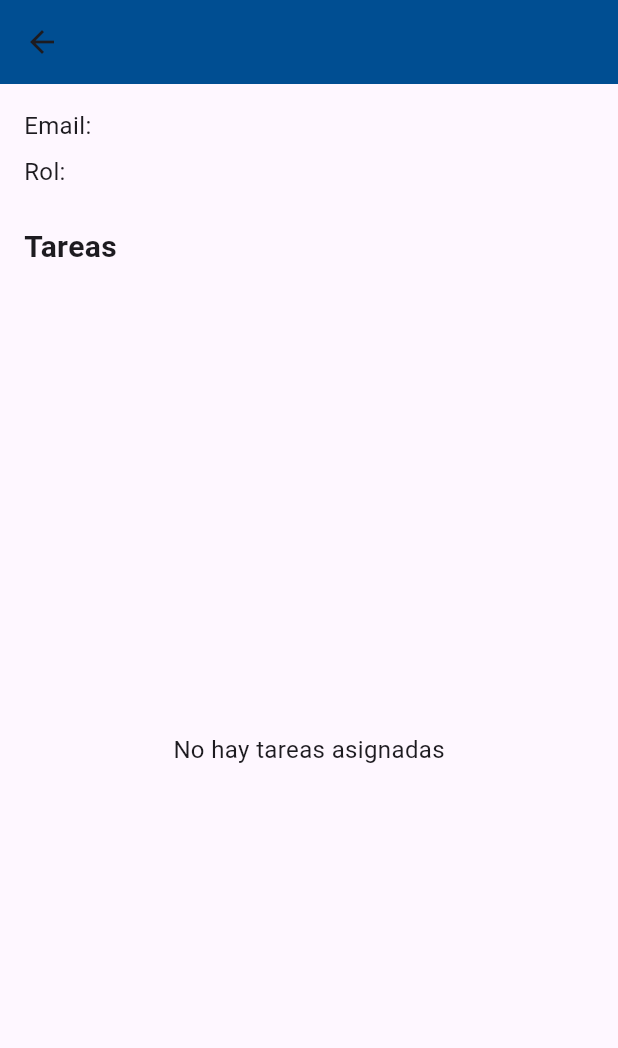
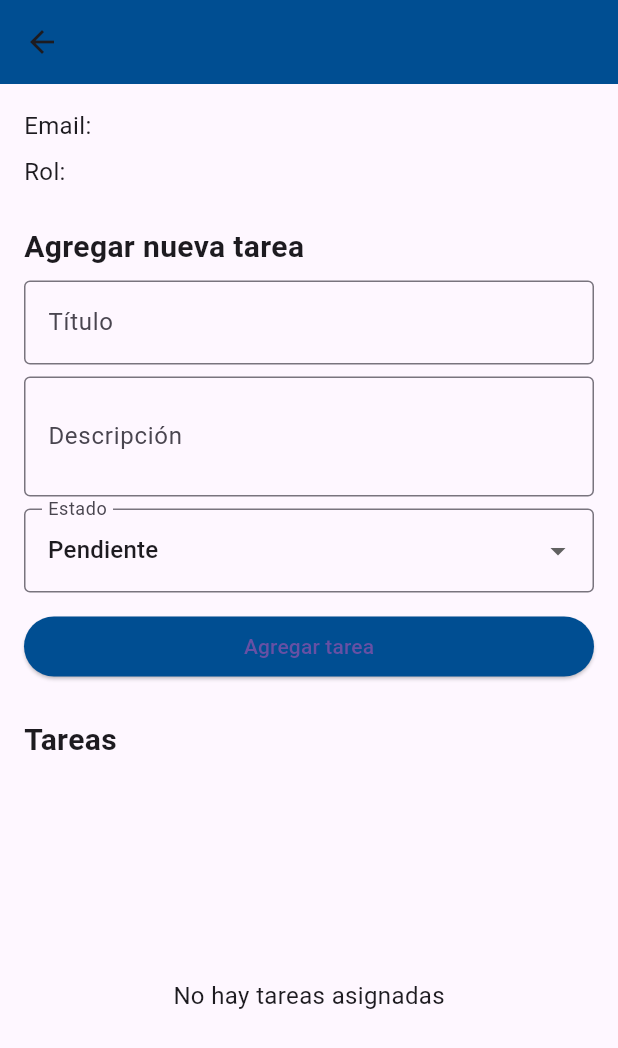
Before and after one commit to laguilar4/app-flutter, a Flutter app: the UserDetailScreen screen opened directly with empty values, on a phone screen of 412 x 824 dp. Shown: the top 1048 px of the screen. Run offline on Flutter 3.47's test engine with Material 3 defaults, Android fonts, the phone set to English and light mode, and no system bars.

Commit message:
Agregar tarea

```diff
--- a/lib/screens/user_detail.dart
+++ b/lib/screens/user_detail.dart
@@ -12,6 +12,12 @@ class UserDetailScreen extends StatefulWidget {
 }
 
 class _UserDetailScreenState extends State<UserDetailScreen> {
+  final _formKey = GlobalKey<FormState>();
+  final TextEditingController _tituloController = TextEditingController();
+  final TextEditingController _descripcionController = TextEditingController();
+  String _nuevoEstado = 'pendiente';
+  bool _isSaving = false;
+
   @override
   void initState() {
     super.initState();
@@ -23,6 +29,56 @@ class _UserDetailScreenState extends State<UserDetailScreen> {
         tareasProvider.fetchTareasPorUsuario(userId);
       }
     });
+  }
+
+  @override
+  void dispose() {
+    _tituloController.dispose();
+    _descripcionController.dispose();
+    super.dispose();
+  }
+
+  Future<void> _guardarTarea() async {
+    if (!_formKey.currentState!.validate()) return;
+
+    final tareasProvider = Provider.of<TareasProvider>(context, listen: false);
+    final userId = widget.usuario['id'];
+    if (userId == null) return;
+
+    setState(() {
+      _isSaving = true;
+    });
+
+    final nuevaTarea = {
+      'title': _tituloController.text.trim(),
+      'description': _descripcionController.text.trim(),
+      'status': _nuevoEstado,
+      'user_id': userId,
+    };
+
+    final exito = await tareasProvider.crearTarea(nuevaTarea);
+
+    setState(() {
+      _isSaving = false;
+    });
+
+    if (exito) {
+      _tituloController.clear();
+      _descripcionController.clear();
+      setState(() {
+        _nuevoEstado = 'pendiente';
+      });
+
+      await tareasProvider.fetchTareasPorUsuario(userId);
+
+      ScaffoldMessenger.of(context).showSnackBar(
+        const SnackBar(content: Text('Tarea creada con éxito')),
+      );
+    } else {
+      ScaffoldMessenger.of(context).showSnackBar(
+        const SnackBar(content: Text('Error al crear la tarea')),
+      );
+    }
   }
 
   @override
@@ -45,11 +101,93 @@ class _UserDetailScreenState extends State<UserDetailScreen> {
             Text('Rol: ${widget.usuario['role'] ?? 'N/A'}',
                 style: const TextStyle(fontSize: 16)),
             const SizedBox(height: 24),
+
+            // Formulario para agregar tarea
+            const Text(
+              'Agregar nueva tarea',
+              style: TextStyle(fontSize: 20, fontWeight: FontWeight.bold),
+            ),
+            const SizedBox(height: 8),
+
+            Form(
+              key: _formKey,
+              child: Column(
+                children: [
+                  TextFormField(
+                    controller: _tituloController,
+                    decoration: const InputDecoration(
+                      labelText: 'Título',
+                      border: OutlineInputBorder(),
+                    ),
+                    validator: (value) {
+                      if (value == null || value.trim().isEmpty) {
+                        return 'El título es obligatorio';
+                      }
+                      return null;
+                    },
+                  ),
+                  const SizedBox(height: 8),
+                  TextFormField(
+                    controller: _descripcionController,
+                    decoration: const InputDecoration(
+                      labelText: 'Descripción',
+                      border: OutlineInputBorder(),
+                    ),
+                    maxLines: 2,
+                  ),
+                  const SizedBox(height: 8),
+                  DropdownButtonFormField<String>(
+                    value: _nuevoEstado,
+                    decoration: const InputDecoration(
+                      labelText: 'Estado',
+                      border: OutlineInputBorder(),
+                    ),
+                    items: const [
+                      DropdownMenuItem(
+                          value: 'pendiente', child: Text('Pendiente')),
+                      DropdownMenuItem(
+                          value: 'en_progreso', child: Text('En progreso')),
+                      DropdownMenuItem(
+                          value: 'completada', child: Text('Completada')),
+                    ],
+                    onChanged: (value) {
+                      if (value != null) {
+                        setState(() {
+                          _nuevoEstado = value;
+                        });
+                      }
+                    },
+                  ),
+                  const SizedBox(height: 12),
+                  SizedBox(
+                    width: double.infinity,
+                    child: ElevatedButton(
+                      onPressed: _isSaving ? null : _guardarTarea,
+                      child: _isSaving
+                          ? const SizedBox(
+                              width: 20,
+                              height: 20,
+                              child: CircularProgressIndicator(
+                                  strokeWidth: 2, color: Colors.white),
+                            )
+                          : const Text('Agregar tarea'),
+                      style: ElevatedButton.styleFrom(
+                        backgroundColor: const Color(0xFF004e92),
+                      ),
+                    ),
+                  ),
+                ],
+              ),
+            ),
+
+            const SizedBox(height: 24),
+
             const Text(
               'Tareas',
               style: TextStyle(fontSize: 20, fontWeight: FontWeight.bold),
             ),
             const SizedBox(height: 12),
+
             Expanded(
               child: tareasProvider.cargando
                   ? const Center(child: CircularProgressIndicator())
```
Also changed, not shown: lib/providers/task.dart (+37 -4 lines), 1 other file.
